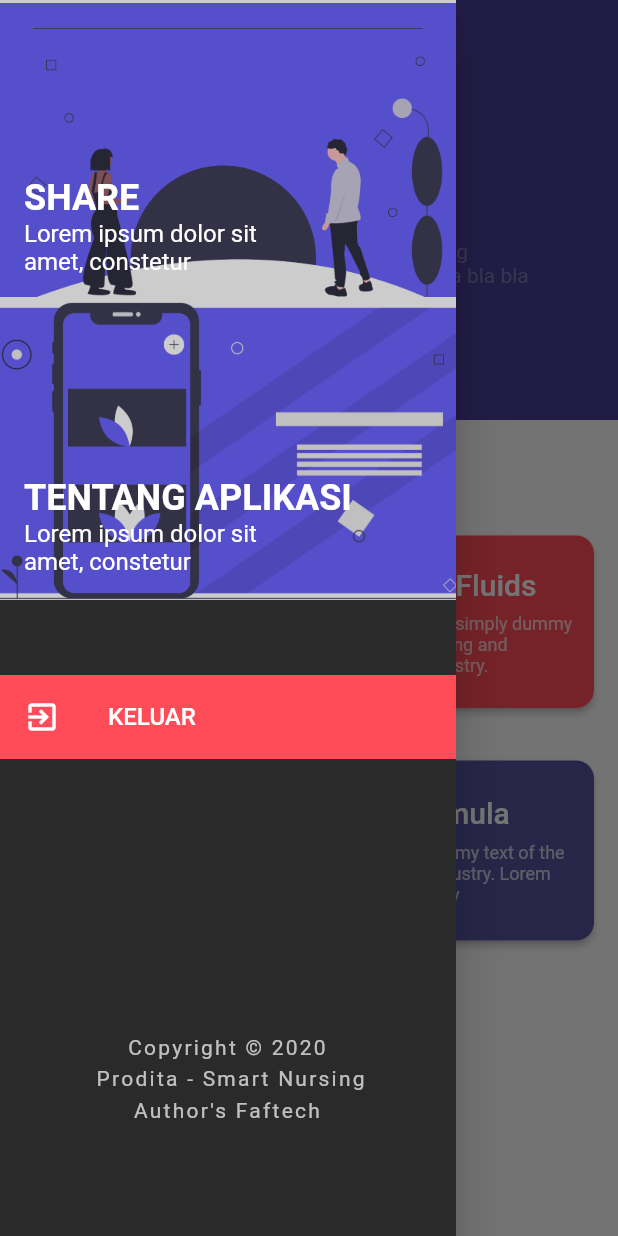
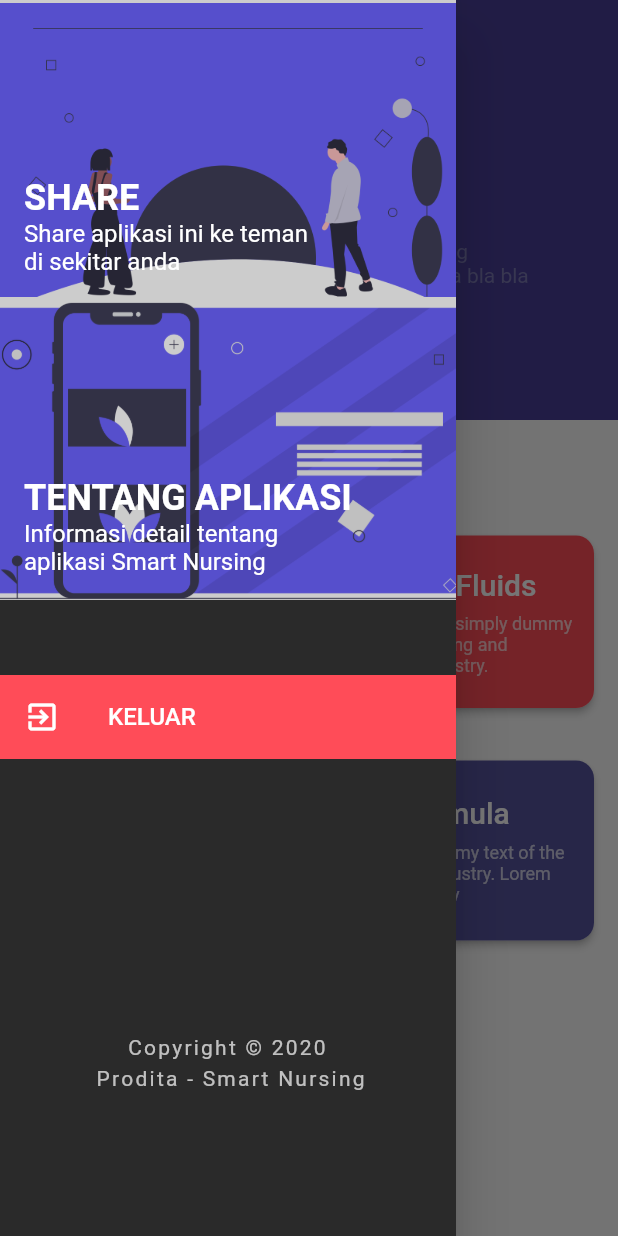
Before and after one commit to fifoaugie06/Prodita-SmartNursing, a Flutter app: the screen it shows after launch, with the side drawer open, on a phone screen of 412 x 824 dp. Run offline on Flutter 3.47's test engine with Material 2 defaults, Android fonts, the phone set to English and light mode, and no system bars.

Commit message:
Biar keliatan ngepush

```diff
--- a/lib/navdrawer/navdrawer.dart
+++ b/lib/navdrawer/navdrawer.dart
@@ -42,7 +42,7 @@ class _NavDrawerState extends State<NavDrawer> {
                           textAlign: TextAlign.start,
                         ),
                         Text(
-                          'Lorem ipsum dolor sit \namet, constetur',
+                          'Share aplikasi ini ke teman \ndi sekitar anda',
                           style: TextStyle(
                             fontSize: 16,
                             color: Colors.white,
@@ -83,7 +83,7 @@ class _NavDrawerState extends State<NavDrawer> {
                           textAlign: TextAlign.start,
                         ),
                         Text(
-                          'Lorem ipsum dolor sit \namet, constetur',
+                          'Informasi detail tentang \naplikasi Smart Nursing',
                           style: TextStyle(
                             fontSize: 16,
                             color: Colors.white,
@@ -136,7 +136,8 @@ class _NavDrawerState extends State<NavDrawer> {
                         ),
                       ],
                     );
-                    });
+                  },
+                );
               },
             ),
           ),
@@ -144,7 +145,7 @@ class _NavDrawerState extends State<NavDrawer> {
             height: 180,
           ),
           Text(
-            'Copyright \u00a9 2020\n Prodita - Smart Nursing\nAuthor\'s Faftech',
+            'Copyright \u00a9 2020\n Prodita - Smart Nursing',
             style: TextStyle(
                 color: Colors.white70, letterSpacing: 1.5, height: 1.5),
             textAlign: TextAlign.center,
```
Lines whose indentation alone changed are shown as unchanged.
